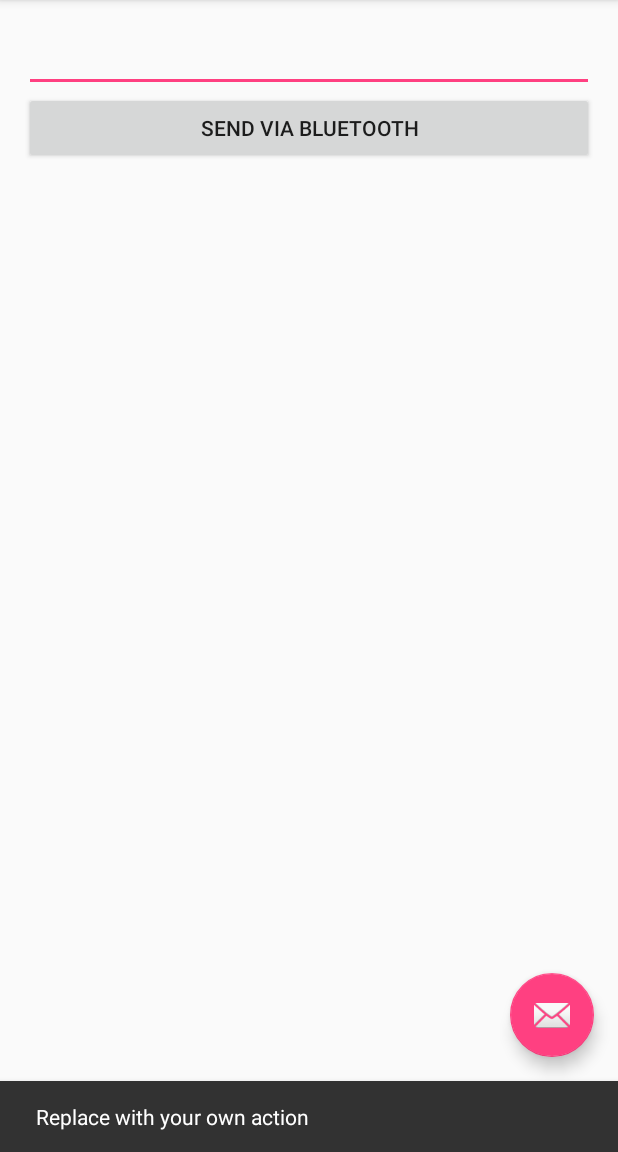
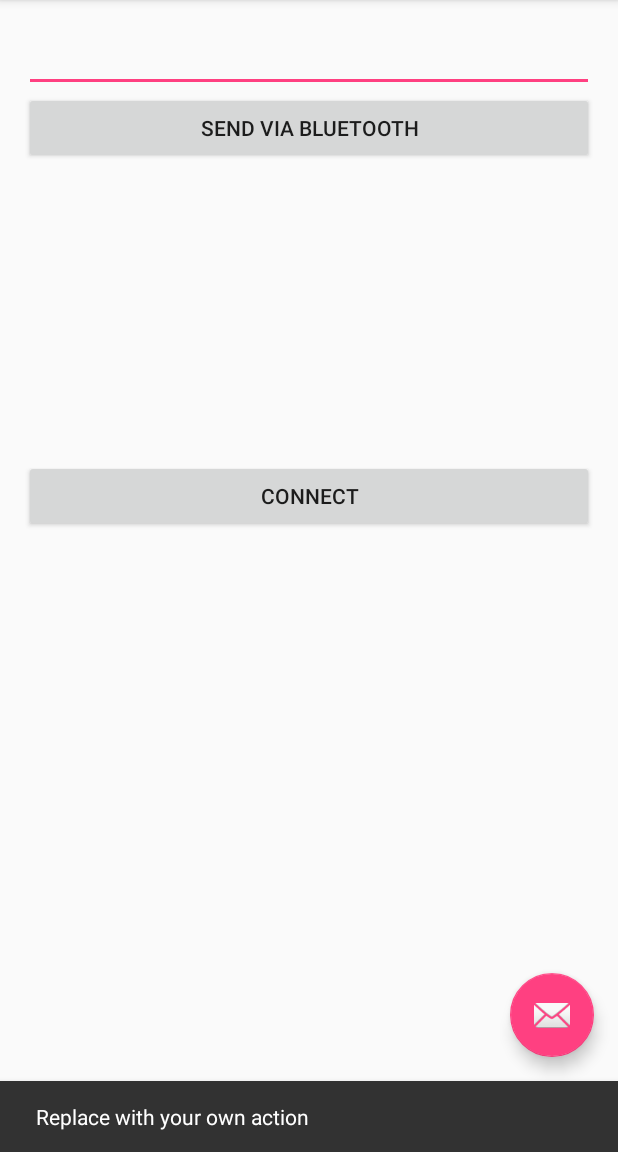
Before and after one commit to bravolarske/RmnA0dykXg9Thg4ZMH8g, an Android app: the screen it shows after launch (MainActivity), after a tap on an icon or button, on a phone screen of 412 x 824 dp, the part 84-1236 px from its top. Run offline under Robolectric (Android 15) with nearby library versions, the phone set to English and light mode, and no system bars.

Commit message:
nieuwe app updates :bug:

```diff
--- a/AdriunoRobot/app/src/main/res/layout/content_main.xml
+++ b/AdriunoRobot/app/src/main/res/layout/content_main.xml
@@ -28,4 +28,14 @@
         android:layout_alignParentTop="true"
         android:layout_alignParentStart="true"
         android:layout_alignParentEnd="true" />
+
+    <Button
+        android:layout_width="wrap_content"
+        android:layout_height="wrap_content"
+        android:text="Connect"
+        android:id="@+id/btnConnect"
+        android:layout_below="@+id/btnSend"
+        android:layout_alignParentStart="true"
+        android:layout_marginTop="197dp"
+        android:layout_alignEnd="@+id/btnSend" />
 </RelativeLayout>
```
Also changed, not shown: AdriunoRobot/app/src/main/java/be/heinenbavo/adriunorobot/MainActivity.java (+48 -66 lines), 1 other file.
